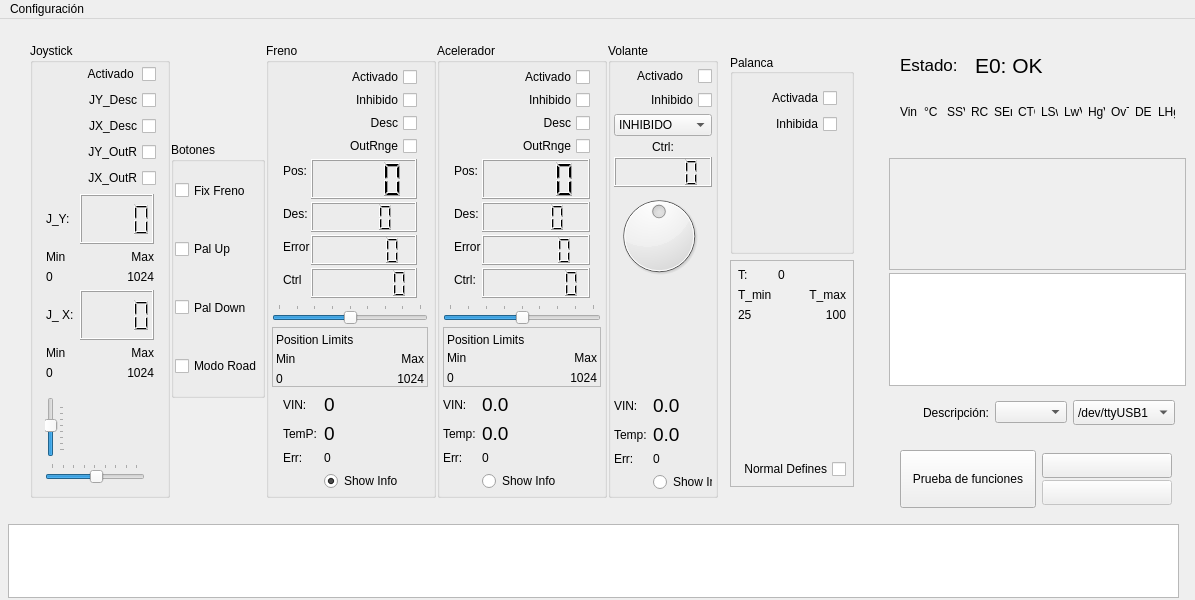
First picture: the form in Programas/MonitorSerial_Qt/MonitorSerial/mainwindow.ui, repository JoseOlin/Isiukak, before the edit.
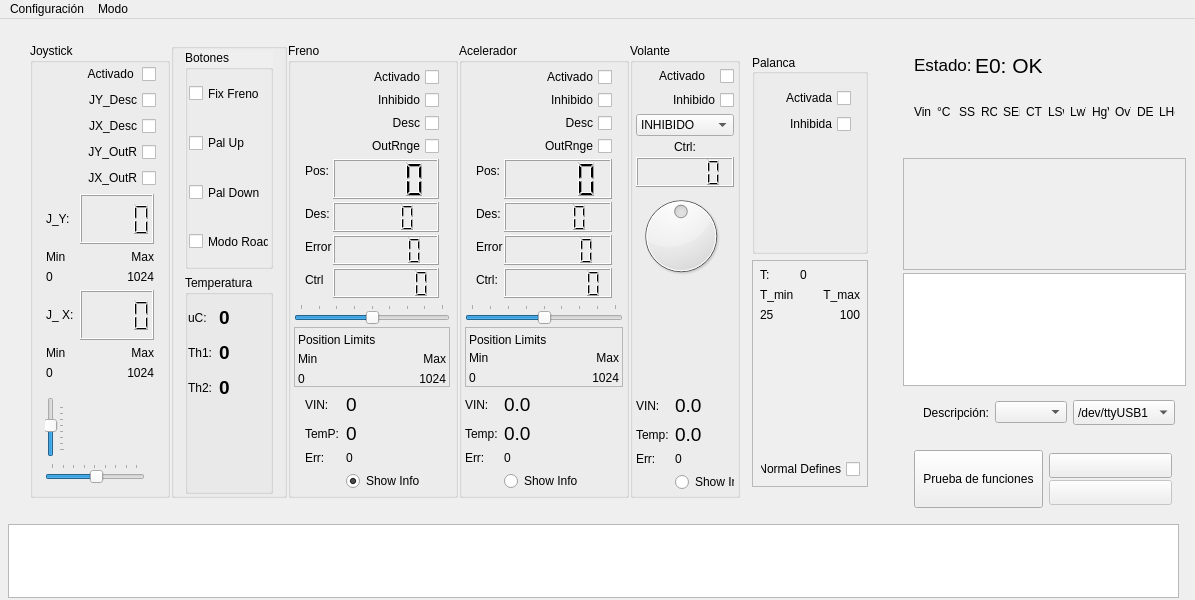
Second picture: the form after the edit. Icons and pictures are not drawn.

Commit message: Se agregó lectura del sensor de temperatura del ST NUCLEO F401RE

```diff
--- a/Programas/MonitorSerial_Qt/MonitorSerial/mainwindow.ui
+++ b/Programas/MonitorSerial_Qt/MonitorSerial/mainwindow.ui
@@ -477,6 +477,21 @@
               </widget>
              </item>
              <item>
+              <widget class="QGroupBox" name="groupBox">
+               <property name="minimumSize">
+                <size>
+                 <width>60</width>
+                 <height>0</height>
+                </size>
+               </property>
+               <layout class="QVBoxLayout" name="verticalLayout_8">
+                <property name="topMargin">
+                 <number>1</number>
+                </property>
+                <property name="bottomMargin">
+                 <number>1</number>
+                </property>
+                <item>
               <widget class="QGroupBox" name="Buttons_gBox_verLay">
                <property name="sizePolicy">
                 <sizepolicy hsizetype="Preferred" vsizetype="Preferred">
@@ -486,14 +501,14 @@
                </property>
                <property name="minimumSize">
                 <size>
-                 <width>70</width>
+                    <width>55</width>
                  <height>0</height>
                 </size>
                </property>
                <property name="maximumSize">
                 <size>
-                 <width>104</width>
-                 <height>256</height>
+                    <width>105</width>
+                    <height>525</height>
                 </size>
                </property>
                <property name="autoFillBackground">
@@ -598,6 +613,103 @@
               </widget>
              </item>
              <item>
+                 <widget class="QGroupBox" name="temps_gBox">
+                  <property name="title">
+                   <string>Temperatura</string>
+                  </property>
+                  <layout class="QVBoxLayout" name="verticalLayout_11">
+                   <property name="leftMargin">
+                    <number>0</number>
+                   </property>
+                   <property name="rightMargin">
+                    <number>1</number>
+                   </property>
+                   <item>
+                    <layout class="QFormLayout" name="formLayout">
+                     <property name="horizontalSpacing">
+                      <number>3</number>
+                     </property>
+                     <property name="verticalSpacing">
+                      <number>12</number>
+                     </property>
+                     <property name="leftMargin">
+                      <number>0</number>
+                     </property>
+                     <item row="0" column="0">
+                      <widget class="QLabel" name="label_6">
+                       <property name="text">
+                        <string>uC: </string>
+                       </property>
+                      </widget>
+                     </item>
+                     <item row="1" column="0">
+                      <widget class="QLabel" name="label_42">
+                       <property name="text">
+                        <string>Th1:</string>
+                       </property>
+                      </widget>
+                     </item>
+                     <item row="2" column="0">
+                      <widget class="QLabel" name="label_43">
+                       <property name="text">
+                        <string>Th2: </string>
+                       </property>
+                      </widget>
+                     </item>
+                     <item row="0" column="1">
+                      <widget class="QLabel" name="Temp_uC_lbl">
+                       <property name="font">
+                        <font>
+                         <pointsize>14</pointsize>
+                         <weight>75</weight>
+                         <bold>true</bold>
+                        </font>
+                       </property>
+                       <property name="text">
+                        <string>0</string>
+                       </property>
+                       <property name="textFormat">
+                        <enum>Qt::AutoText</enum>
+                       </property>
+                      </widget>
+                     </item>
+                     <item row="1" column="1">
+                      <widget class="QLabel" name="Temp_Therm1_lbl">
+                       <property name="font">
+                        <font>
+                         <pointsize>14</pointsize>
+                         <weight>75</weight>
+                         <bold>true</bold>
+                        </font>
+                       </property>
+                       <property name="text">
+                        <string>0</string>
+                       </property>
+                      </widget>
+                     </item>
+                     <item row="2" column="1">
+                      <widget class="QLabel" name="Temp_Therm2_lbl">
+                       <property name="font">
+                        <font>
+                         <pointsize>14</pointsize>
+                         <weight>75</weight>
+                         <bold>true</bold>
+                        </font>
+                       </property>
+                       <property name="text">
+                        <string>0</string>
+                       </property>
+                      </widget>
+                     </item>
+                    </layout>
+                   </item>
+                  </layout>
+                 </widget>
+                </item>
+               </layout>
+              </widget>
+             </item>
+             <item>
               <widget class="QGroupBox" name="BrakeValues_gBox_verLay">
                <property name="sizePolicy">
                 <sizepolicy hsizetype="Preferred" vsizetype="Preferred">
@@ -2602,7 +2714,15 @@
     <addaction name="separator"/>
     <addaction name="actionGuardar_rangos"/>
    </widget>
+   <widget class="QMenu" name="menuModo">
+    <property name="title">
+     <string>Modo</string>
+    </property>
+    <addaction name="actionModo_Testing"/>
+    <addaction name="actionModo_Driving"/>
+   </widget>
    <addaction name="menuConfiguraci_n"/>
+   <addaction name="menuModo"/>
   </widget>
   <action name="actionConfigurar">
    <property name="text">
```
Left out of the diff: 10 changed lines with no effect on the pictures. Lines whose indentation alone changed are shown as unchanged. The commit also changes 36 other files.
